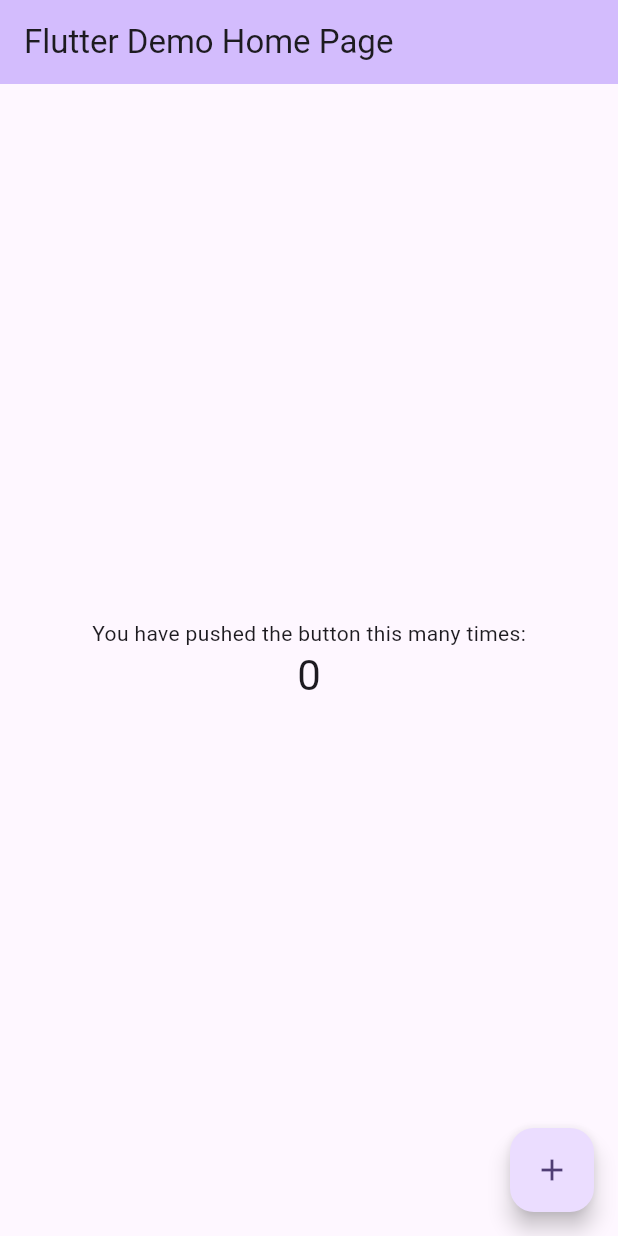
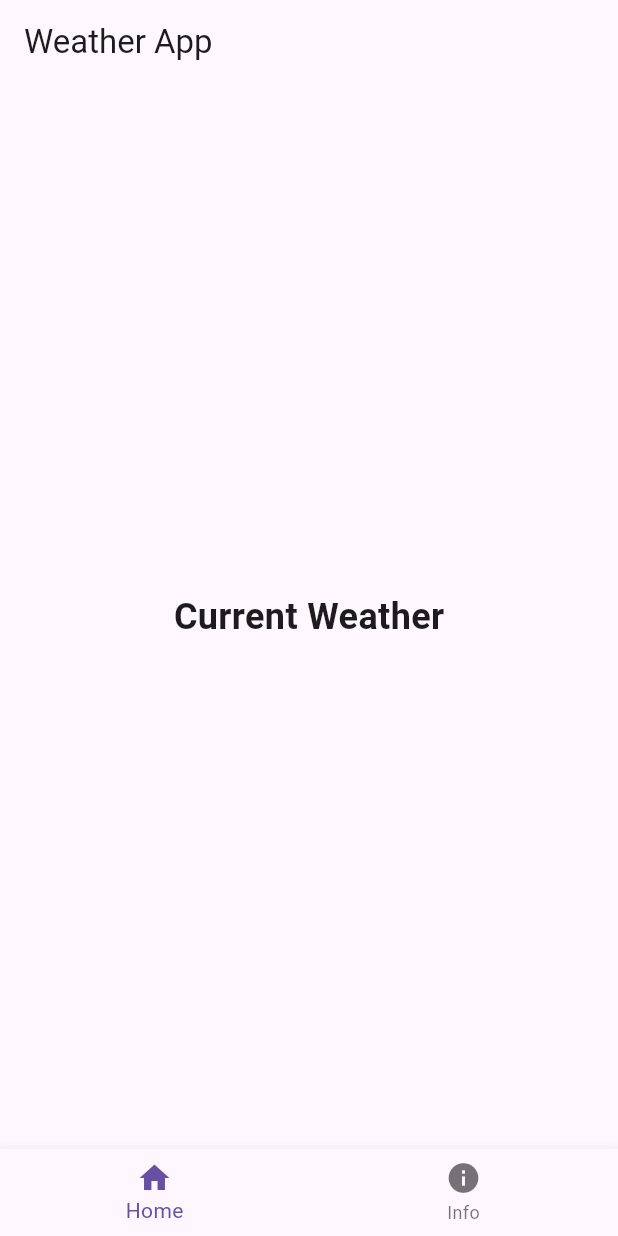
Before and after one commit to sc222rb/weather-app, a Flutter app: the screen it shows after launch, on a phone screen of 412 x 824 dp. Run offline on Flutter 3.47's test engine with Material 3 defaults, Android fonts, the phone set to English and light mode, and no system bars; our stand-ins replace go_router.

Commit message:
Create Info Page

```diff
--- a/lib/main.dart
+++ b/lib/main.dart
@@ -1,122 +1,135 @@
 import 'package:flutter/material.dart';
+import 'package:go_router/go_router.dart';
 
 void main() {
-  runApp(const MyApp());
+  final goRouter = GoRouter(
+    routes: [
+      ShellRoute(
+        builder: (context, state, child) {
+          return Scaffold(
+            appBar: AppBar(title: const Text('Weather App')),
+            body: child,
+            bottomNavigationBar: BottomNavBar(),
+          );
+        },
+        routes: [
+          GoRoute(
+            path: '/',
+            builder: (context, state) => const CurrentWeatherPage(),
+          ),
+          GoRoute(
+            path: '/info',
+            builder: (context, state) => const InformationPage(),
+          ),
+        ],
+      ),
+    ],
+  );
+  runApp(MyApp(goRouter: goRouter));
 }
 
 class MyApp extends StatelessWidget {
-  const MyApp({super.key});
+  final GoRouter goRouter;
 
-  // This widget is the root of your application.
+  const MyApp({Key? key, required this.goRouter}) : super(key: key);
+
   @override
   Widget build(BuildContext context) {
-    return MaterialApp(
-      title: 'Flutter Demo',
-      theme: ThemeData(
-        // This is the theme of your application.
-        //
-        // TRY THIS: Try running your application with "flutter run". You'll see
-        // the application has a purple toolbar. Then, without quitting the app,
-        // try changing the seedColor in the colorScheme below to Colors.green
-        // and then invoke "hot reload" (save your changes or press the "hot
-        // reload" button in a Flutter-supported IDE, or press "r" if you used
-        // the command line to start the app).
-        //
-        // Notice that the counter didn't reset back to zero; the application
-        // state is not lost during the reload. To reset the state, use hot
-        // restart instead.
-        //
-        // This works for code too, not just values: Most code changes can be
-        // tested with just a hot reload.
-        colorScheme: ColorScheme.fromSeed(seedColor: Colors.deepPurple),
-      ),
-      home: const MyHomePage(title: 'Flutter Demo Home Page'),
+    return MaterialApp.router(routerConfig: goRouter,
     );
   }
 }
 
-class MyHomePage extends StatefulWidget {
-  const MyHomePage({super.key, required this.title});
-
-  // This widget is the home page of your application. It is stateful, meaning
-  // that it has a State object (defined below) that contains fields that affect
-  // how it looks.
-
-  // This class is the configuration for the state. It holds the values (in this
-  // case the title) provided by the parent (in this case the App widget) and
-  // used by the build method of the State. Fields in a Widget subclass are
-  // always marked "final".
-
-  final String title;
-
-  @override
-  State<MyHomePage> createState() => _MyHomePageState();
-}
-
-class _MyHomePageState extends State<MyHomePage> {
-  int _counter = 0;
-
-  void _incrementCounter() {
-    setState(() {
-      // This call to setState tells the Flutter framework that something has
-      // changed in this State, which causes it to rerun the build method below
-      // so that the display can reflect the updated values. If we changed
-      // _counter without calling setState(), then the build method would not be
-      // called again, and so nothing would appear to happen.
-      _counter++;
-    });
-  }
+class BottomNavBar extends StatelessWidget {
+  const BottomNavBar({super.key});
 
   @override
   Widget build(BuildContext context) {
-    // This method is rerun every time setState is called, for instance as done
-    // by the _incrementCounter method above.
-    //
-    // The Flutter framework has been optimized to make rerunning build methods
-    // fast, so that you can just rebuild anything that needs updating rather
-    // than having to individually change instances of widgets.
+    final String location = GoRouterState.of(context).uri.toString();
+    final tabs = {'/': 0, '/info': 1};
+    int currentIndex = tabs[location] ?? 0;
+
+    return BottomNavigationBar(
+      currentIndex: currentIndex,
+      onTap: (index) {
+        if (index == 0) {
+          GoRouter.of(context).go('/');
+        } else if (index == 1) {
+          GoRouter.of(context).go('/info');
+        }
+      },
+      items: const [
+        BottomNavigationBarItem(icon: Icon(Icons.home), label: 'Home'),
+        BottomNavigationBarItem(icon: Icon(Icons.info), label: 'Info'),
+      ],
+    );
+  }
+}
+
+class CurrentWeatherPage extends StatelessWidget {
+  const CurrentWeatherPage({super.key});
+
+  @override
+  Widget build(BuildContext context) {
+    return const Center(
+      child: Text(
+        'Current Weather',
+        style: TextStyle(fontSize: 24, fontWeight: FontWeight.bold),
+      ),
+    );
+  }
+}
+
+class InformationPage extends StatelessWidget {
+  const InformationPage({super.key});
+
+  @override
+  Widget build(BuildContext context) {
     return Scaffold(
-      appBar: AppBar(
-        // TRY THIS: Try changing the color here to a specific color (to
-        // Colors.amber, perhaps?) and trigger a hot reload to see the AppBar
-        // change color while the other colors stay the same.
-        backgroundColor: Theme.of(context).colorScheme.inversePrimary,
-        // Here we take the value from the MyHomePage object that was created by
-        // the App.build method, and use it to set our appbar title.
-        title: Text(widget.title),
-      ),
-      body: Center(
-        // Center is a layout widget. It takes a single child and positions it
-        // in the middle of the parent.
+      body: Container(
+        width: double.infinity,
+        padding: const EdgeInsets.all(24.0),
+        color: Colors.blue[50], // 背景色
         child: Column(
-          // Column is also a layout widget. It takes a list of children and
-          // arranges them vertically. By default, it sizes itself to fit its
-          // children horizontally, and tries to be as tall as its parent.
-          //
-          // Column has various properties to control how it sizes itself and
-          // how it positions its children. Here we use mainAxisAlignment to
-          // center the children vertically; the main axis here is the vertical
-          // axis because Columns are vertical (the cross axis would be
-          // horizontal).
-          //
-          // TRY THIS: Invoke "debug painting" (choose the "Toggle Debug Paint"
-          // action in the IDE, or press "p" in the console), to see the
-          // wireframe for each widget.
           mainAxisAlignment: MainAxisAlignment.center,
-          children: <Widget>[
-            const Text('You have pushed the button this many times:'),
-            Text(
-              '$_counter',
-              style: Theme.of(context).textTheme.headlineMedium,
+          children: [
+            Icon(Icons.cloud, size: 80, color: Colors.blueAccent),
+            const SizedBox(height: 24),
+            Card(
+              shape: RoundedRectangleBorder(
+                borderRadius: BorderRadius.circular(16),
+              ),
+              elevation: 4,
+              color: Colors.white,
+              child: Padding(
+                padding: const EdgeInsets.all(16.0),
+                child: Column(
+                  children: const [
+                    Text(
+                      'Check the current temperature for your location quickly and easily.\n'
+                      'Data Source: OpenWeatherMap (API v2.5)',
+                      textAlign: TextAlign.center,
+                      style: TextStyle(
+                        fontSize: 16,
+                        fontWeight: FontWeight.w500,
+                      ),
+                    ),
+                    SizedBox(height: 16),
+                    Text(
+                      'Developed by Sayaka Chishiki Jakobsson\nVersion: 1.0 • © 2025',
+                      textAlign: TextAlign.center,
+                      style: TextStyle(
+                        fontSize: 16,
+                        fontStyle: FontStyle.italic,
+                      ),
+                    ),
+                  ],
+                ),
+              ),
             ),
           ],
         ),
       ),
-      floatingActionButton: FloatingActionButton(
-        onPressed: _incrementCounter,
-        tooltip: 'Increment',
-        child: const Icon(Icons.add),
-      ), // This trailing comma makes auto-formatting nicer for build methods.
     );
   }
 }
--- a/pubspec.yaml
+++ b/pubspec.yaml
@@ -34,6 +34,7 @@ dependencies:
   # The following adds the Cupertino Icons font to your application.
   # Use with the CupertinoIcons class for iOS style icons.
   cupertino_icons: ^1.0.8
+  go_router: ^16.2.0
 
 dev_dependencies:
   flutter_test:
```
Also changed, not shown: pubspec.lock.
